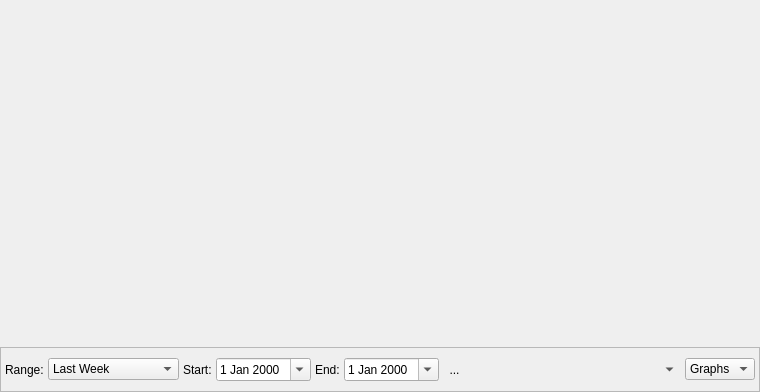
The window that sleepyhead/overview.ui (sbonaime/sleepyhead-code.) describes before a commit, drawn with Qt 5.
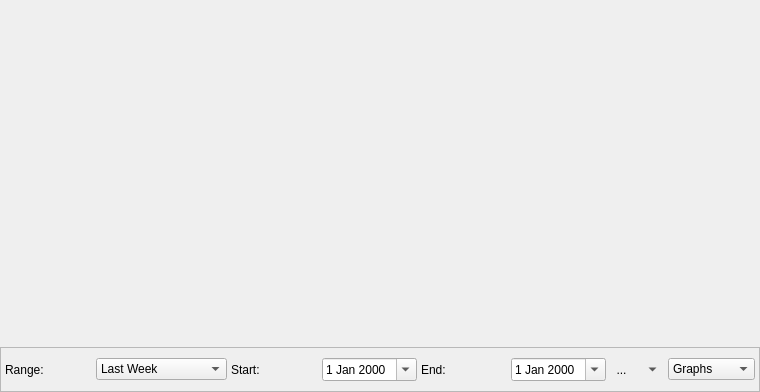
The same window after the commit. Icons and pictures are not drawn.

Diff of the .ui file:
```diff
--- a/sleepyhead/overview.ui
+++ b/sleepyhead/overview.ui
@@ -205,9 +205,12 @@
         <property name="orientation">
          <enum>Qt::Horizontal</enum>
         </property>
+        <property name="sizeType">
+         <enum>QSizePolicy::Fixed</enum>
+        </property>
         <property name="sizeHint" stdset="0">
          <size>
-          <width>260</width>
+          <width>4</width>
           <height>20</height>
          </size>
         </property>
```
Left out of the diff: 3 changed lines with no effect on the pictures.
